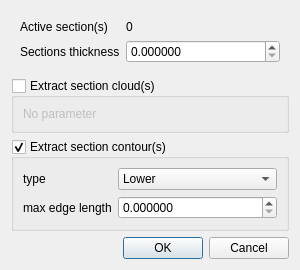
Qt form qCC/ui_templates/sectionExtractionSubDlg.ui (CloudCompare/CloudCompare) before a commit.
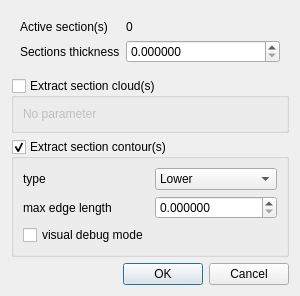
The same form after that commit.

Commit message: Contour extraction is now smarter + visual debugging mode

Patch:
```diff
--- a/qCC/ui_templates/sectionExtractionSubDlg.ui
+++ b/qCC/ui_templates/sectionExtractionSubDlg.ui
@@ -7,7 +7,7 @@
     <x>0</x>
     <y>0</y>
     <width>300</width>
-    <height>247</height>
+    <height>270</height>
    </rect>
   </property>
   <property name="windowTitle">
@@ -144,6 +144,16 @@
         </property>
        </widget>
       </item>
+      <item row="2" column="0">
+       <widget class="QCheckBox" name="debugModeCheckBox">
+        <property name="toolTip">
+         <string>Display a dialog with step-by-step execution of the algorithm (debug mode - very slow)</string>
+        </property>
+        <property name="text">
+         <string>visual debug mode</string>
+        </property>
+       </widget>
+      </item>
      </layout>
     </widget>
    </item>
```
The commit also changes 23 other files.
